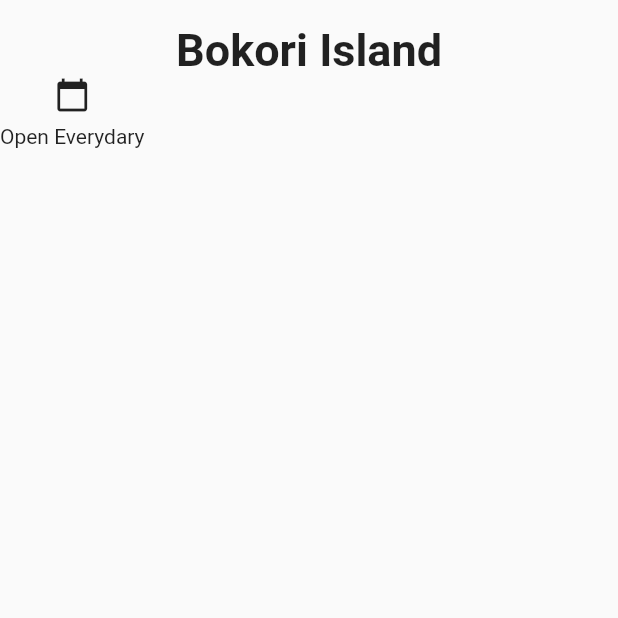
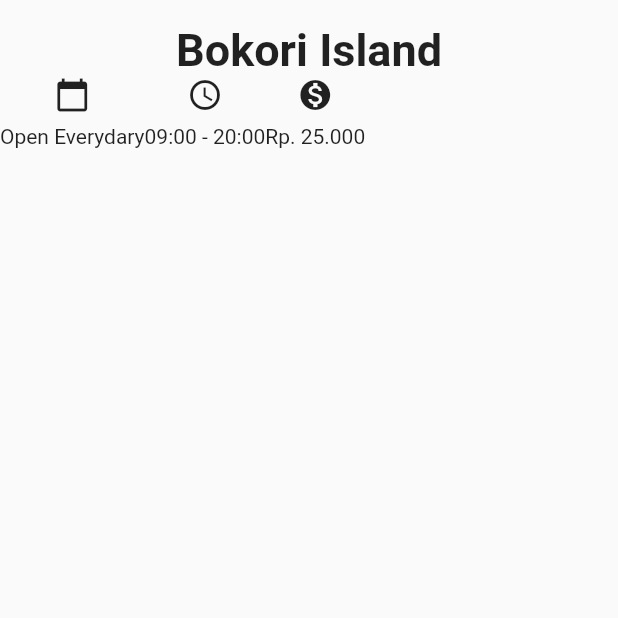
Before and after one commit to are-one/wisata_sultra, a Flutter app: the screen it shows after launch, on a phone screen of 412 x 824 dp, the top half of it. Run offline on Flutter 3.47's test engine with Material 2 defaults, Android fonts, the phone set to English and light mode, and no system bars.

Commit message:
add other text and icon

```diff
--- a/lib/main.dart
+++ b/lib/main.dart
@@ -45,6 +45,20 @@ class DetailScreen extends StatelessWidget {
                       Text('Open Everydary'),
                     ],
                   ),
+                  Column(
+                    children: <Widget>[
+                      Icon(Icons.access_time),
+                      SizedBox(height: 8.0), // membuat kotak untuk memberi jarak
+                      Text('09:00 - 20:00'),
+                    ],
+                  ),
+                  Column(
+                    children: <Widget>[
+                      Icon(Icons.monetization_on),
+                      SizedBox(height: 8.0), // membuat kotak untuk memberi jarak
+                      Text('Rp. 25.000'),
+                    ],
+                  ),
                 ],
               ),
             )
```
